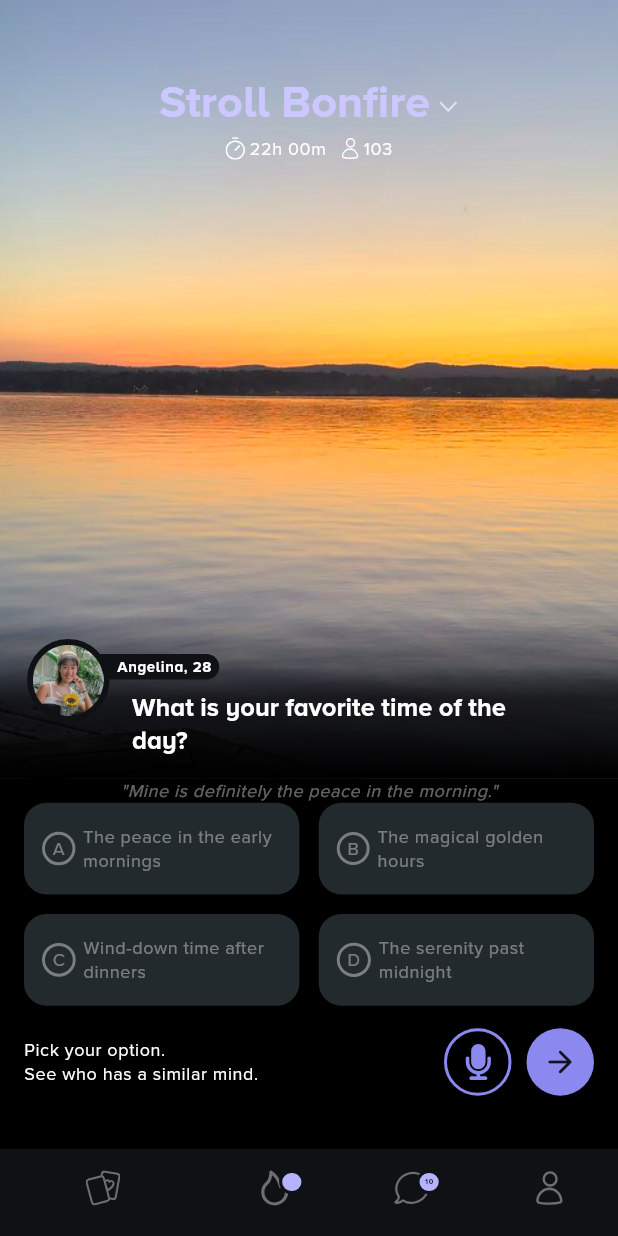
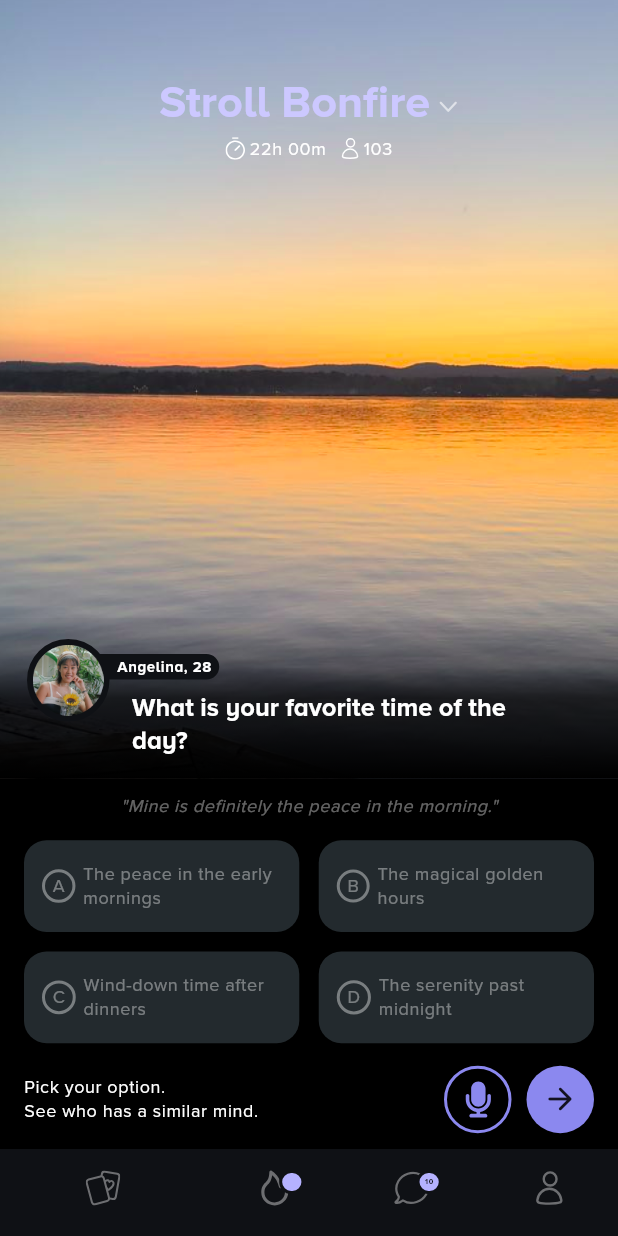
Before and after one commit to Morizuq/stroll, a Flutter app: the screen it shows after launch, on a phone screen of 412 x 824 dp. Run offline on Flutter 3.47's test engine with Material 3 defaults, Android fonts, the phone set to English and light mode, and no system bars; our stand-ins replace flutter_svg.

Commit message:
Adjust padding in DetailsContent and add spacing between elements

```diff
--- a/lib/screens/widgets/content/stroll_content.dart
+++ b/lib/screens/widgets/content/stroll_content.dart
@@ -9,7 +9,7 @@ class DetailsContent extends StatelessWidget {
   Widget build(BuildContext context) {
     final theme = Theme.of(context);
     return Container(
-      padding: const EdgeInsets.fromLTRB(16, 0, 16, 0),
+      padding: const EdgeInsets.fromLTRB(16, 10, 16, 0),
       color: Colors.black,
       child: Column(
         children: [
@@ -19,6 +19,7 @@ class DetailsContent extends StatelessWidget {
                 color: theme.colorScheme.onPrimary.withAlpha(100),
                 fontStyle: FontStyle.italic),
           ),
+          const SizedBox(height: 15),
           Options(),
           const SizedBox(height: 15),
           ContentFooter()
```
